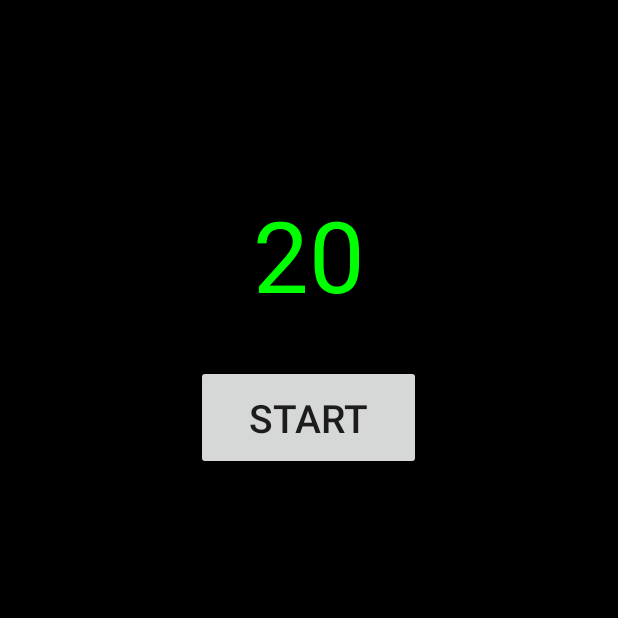
After one commit to rvanterpool2/RuanDemo, an Android app: the ActivityTimer screen opened directly, with no data from a screen before it, on a phone screen of 412 x 824 dp, the top half of it. The commit adds this screen. Run offline under Robolectric (Android 15) with nearby library versions, the phone set to English and light mode, and no system bars; our stand-ins replace ButterKnife.

Commit message:
second commit

```diff
--- a/app/build.gradle
+++ b/app/build.gradle
@@ -26,8 +26,9 @@ dependencies {
     })
 
     compile 'com.jakewharton:butterknife:8.5.1'
-    annotationProcessor 'com.jakewharton:butterknife-compiler:8.5.1'
     compile 'com.android.support:design:25.1.0'
     compile 'com.android.support:support-v4:25.1.0'
+    compile 'com.android.support.constraint:constraint-layout:1.0.0-beta4'
     testCompile 'junit:junit:4.12'
+    annotationProcessor 'com.jakewharton:butterknife-compiler:8.5.1'
 }
--- /dev/null
+++ b/app/src/main/java/ruan/ruandemo/ActivityTimer.java
@@ -0,0 +1,68 @@
+package ruan.ruandemo;
+
+import android.os.Handler;
+import android.os.Bundle;
+import android.view.View;
+import android.widget.Button;
+import android.widget.EditText;
+
+import butterknife.BindView;
+import butterknife.ButterKnife;
+
+public class ActivityTimer extends BaseActivity {
+        private int time;
+        @BindView(R.id.timer_et)
+        EditText editText;
+        @BindView(R.id.timer_bt)
+        Button timerButton;
+        Handler mHandler = new Handler();
+        Runnable runnable = new Runnable() {
+            @Override
+            public void run() {
+                time--;
+                if (time > 0) {
+                    editText.setText(String.valueOf(time));
+                    mHandler.postDelayed(runnable, 1000);
+                    //mHandler.post(this);
+                }
+             }
+        };
+
+        final View.OnClickListener start = new View.OnClickListener() {
+            @Override
+            public void onClick(View v) {
+                editText.setEnabled(false);
+                time = Integer.valueOf(editText.getText().toString());
+                timerButton.setText("Stop");
+                timerButton.setOnClickListener(stop);
+                mHandler.postDelayed(runnable, 1000);
+
+            }
+        };
+
+
+        final View.OnClickListener stop = new View.OnClickListener() {
+            @Override
+            public void onClick(View v) {
+                timerButton.setText("Reset");
+                timerButton.setOnClickListener(reset);
+                mHandler.removeCallbacks(runnable);
+            }
+        };
+        final View.OnClickListener reset = new View.OnClickListener() {
+            @Override
+            public void onClick(View v) {
+                editText.setEnabled(true);
+                timerButton.setText("start");
+                timerButton.setOnClickListener(start);
+            }
+        };
+
+        @Override
+        protected void onCreate(Bundle savedInstanceState) {
+            super.onCreate(savedInstanceState);
+            setContentView(R.layout.activity_timer);
+            ButterKnife.bind(this);
+            timerButton.setOnClickListener(start);
+        }
+    }
--- a/app/src/main/java/ruan/ruandemo/ListViewActivity.java
+++ b/app/src/main/java/ruan/ruandemo/ListViewActivity.java
@@ -2,7 +2,6 @@ package ruan.ruandemo;
 
 import android.content.Intent;
 import android.os.Bundle;
-import android.support.design.widget.TabLayout;
 import android.support.v4.app.Fragment;
 import android.support.v4.view.ViewPager;
 import android.support.v7.app.AppCompatActivity;
--- a/app/src/main/java/ruan/ruandemo/MainActivity.java
+++ b/app/src/main/java/ruan/ruandemo/MainActivity.java
@@ -1,10 +1,8 @@
 package ruan.ruandemo;
 
 import android.content.Intent;
-import android.support.v7.app.AppCompatActivity;
 import android.os.Bundle;
 import android.view.View;
-import android.view.animation.BounceInterpolator;
 import android.widget.ImageButton;
 import android.widget.Toast;
 import ruan.ruandemo.R;
@@ -26,7 +24,11 @@ public void button2Click(){
         Intent intent= new Intent(this ,Activity_A.class);
         startActivityForResult(intent, 2);
     }
+    @OnClick(R.id.main_timer_bt)
+    public void toTimer(){
+        toActivity(ActivityTimer.class);
 
+    }
     @Override
     protected void onStart() {
         super.onStart();
--- a/app/src/main/java/ruan/ruandemo/ViewPagerActivity.java
+++ b/app/src/main/java/ruan/ruandemo/ViewPagerActivity.java
@@ -5,7 +5,6 @@ import ruan.ruandemo.R;
 import android.content.Intent;
 import android.support.design.widget.TabLayout;
 import android.support.v4.app.Fragment;
-import android.support.v4.app.FragmentPagerAdapter;
 import android.support.v4.view.ViewPager;
 import android.support.v7.app.AppCompatActivity;
 import android.os.Bundle;
--- a/app/src/main/res/layout/activity_a.xml
+++ b/app/src/main/res/layout/activity_a.xml
@@ -39,7 +39,7 @@
             android:layout_margin="6dp"
             android:background="@color/Silver"/>
         <Button
-            android:id="@+id/bt3"
+            android:id="@+id/bt3a"
             android:layout_width="0dp"
             android:layout_height="match_parent"
             android:text="to C"
@@ -48,7 +48,7 @@
             android:layout_margin="6dp"
             android:background="@color/Silver"/>
         <Button
-            android:id="@+id/bt4"
+            android:id="@+id/bt4a"
             android:layout_width="0dp"
             android:layout_height="match_parent"
             android:text="to D"
--- /dev/null
+++ b/app/src/main/res/layout/activity_timer.xml
@@ -0,0 +1,34 @@
+<?xml version="1.0" encoding="utf-8"?>
+<RelativeLayout
+    xmlns:android="http://schemas.android.com/apk/res/android"
+    xmlns:app="http://schemas.android.com/apk/res-auto"
+    xmlns:tools="http://schemas.android.com/tools"
+    android:layout_width="match_parent"
+    android:layout_height="match_parent"
+    tools:context="ruan.ruandemo.ActivityTimer"
+    android:background="@color/Black">
+
+    <EditText
+        android:id="@+id/timer_et"
+        android:layout_width="wrap_content"
+        android:layout_height="wrap_content"
+        android:layout_alignParentTop="true"
+        android:layout_centerHorizontal="true"
+        android:text="20"
+        android:textSize="66sp"
+        android:inputType="number"
+        android:layout_marginTop="125dp"
+        android:textColor="@color/Lime"
+        android:background="@null"
+        />
+    <Button
+        android:id="@+id/timer_bt"
+        android:layout_width="150dp"
+        android:layout_height="70dp"
+        android:layout_below="@+id/timer_et"
+        android:text="Start"
+        android:textSize="26sp"
+        android:layout_marginTop="30dp"
+        android:layout_centerHorizontal="true"
+        />
+</RelativeLayout>
```
Also changed, not shown: app/src/main/AndroidManifest.xml (+20 -10 lines), app/src/main/java/ruan/ruandemo/Activity_A.java (+2 -10 lines), app/src/main/java/ruan/ruandemo/Activity_B.java (+25 -2 lines), app/src/main/java/ruan/ruandemo/Activity_C.java (+25 -2 lines), app/src/main/java/ruan/ruandemo/Activity_D.java (+25 -2 lines), app/src/main/java/ruan/ruandemo/DialogActivity.java (+23 -3 lines), app/src/main/res/layout/activity_b.xml (+7 -3 lines), app/src/main/res/layout/activity_c.xml (+8 -4 lines), app/src/main/res/layout/activity_d.xml (+7 -3 lines), app/src/main/res/layout/activity_main.xml (+15 -6 lines).
